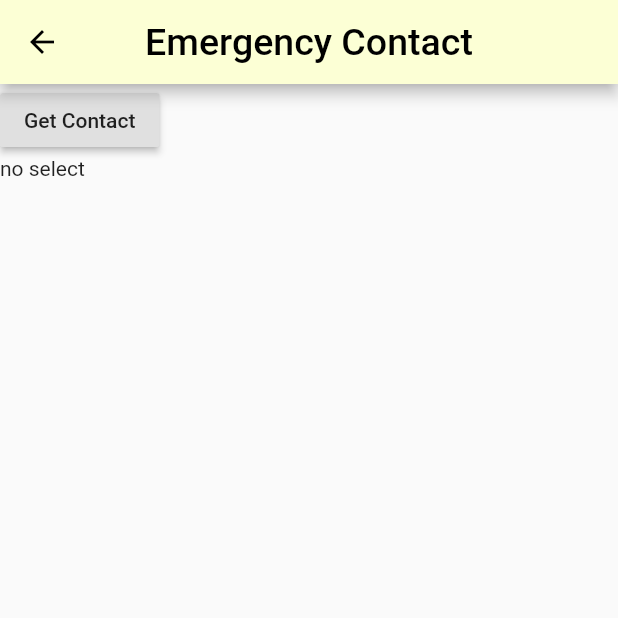
After one commit to laipenghung/Bundle-Of-Joy, a Flutter app: the EmergencyContacyTab screen opened directly, on a phone screen of 412 x 824 dp, the top half of it. The commit adds this screen. Run offline on Flutter 3.47's test engine with Material 2 defaults, Android fonts, the phone set to English and light mode, and no system bars; our stand-ins replace cloud_firestore, firebase_auth, firebase_core, flutter_signin_button, font_awesome_flutter, google_sign_in; missing offline and left inert: contact_picker, flare_splash_screen, flutter_facebook_login; accounts and stored records are empty.

Commit message:
Added Emergency Contact
Contact Picker function complete

```diff
--- /dev/null
+++ b/main/bundle_of_joy/lib/emergencyContact.dart
@@ -0,0 +1,70 @@
+import 'package:firebase_auth/firebase_auth.dart';
+import "package:flutter/material.dart";
+import 'package:contact_picker/contact_picker.dart';
+
+class EmergencyContacyTab extends StatefulWidget {
+  //final String user
+
+  @override
+  _EmergencyContacyTabState createState() => _EmergencyContacyTabState();
+}
+
+class _EmergencyContacyTabState extends State<EmergencyContacyTab> {
+  final ContactPicker _contactPicker = new ContactPicker();
+  Contact _contact;
+
+  @override
+  Widget build(BuildContext context) {
+    return Scaffold(
+      appBar: AppBar(
+        title: Text(
+          "Emergency Contact",
+          style: TextStyle(
+            fontSize: 25,
+            color: Colors.black,
+          ),
+        ),
+        backgroundColor: Color(0xFFFCFFD5),
+        centerTitle: true,
+      ),
+
+      body: Column(
+        children: <Widget>[
+          Row(
+            children: [
+              Container(
+                child: RaisedButton(
+                  onPressed: () async {
+                      Contact contact = await _contactPicker.selectContact();
+                      setState(() {
+                        _contact = contact;
+                      });
+                  },
+                  child: Text(
+                    "Get Contact"
+                  ),
+                ),
+              )
+            ],
+          ),
+
+          Row(
+            children: [
+              Container(
+                child: Text(
+                  _contact == null ? "no select" : _contact.toString(),
+                ),
+              )
+            ],
+          )
+        ],
+      )
+
+
+
+
+
+
+    );
+  }
+}
--- a/main/bundle_of_joy/pubspec.yaml
+++ b/main/bundle_of_joy/pubspec.yaml
@@ -35,6 +35,7 @@ dependencies:
   # The following adds the Cupertino Icons font to your application.
   # Use with the CupertinoIcons class for iOS style icons.
   cupertino_icons: ^0.1.3
+  contact_picker: ^0.0.2
 
 dev_dependencies:
   flutter_test:
```
Also changed, not shown: main/bundle_of_joy/lib/mother-for-baby.dart (+10 -6 lines), main/bundle_of_joy/lib/mother-to-be.dart (+15 -7 lines), main/bundle_of_joy/pubspec.lock.
